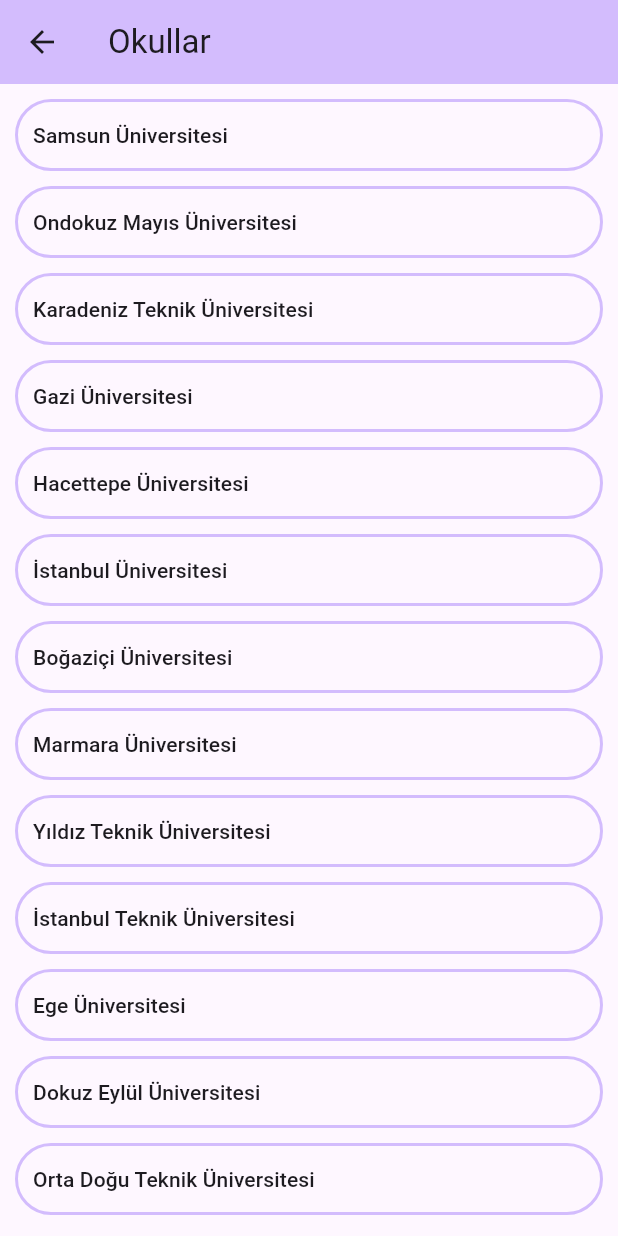
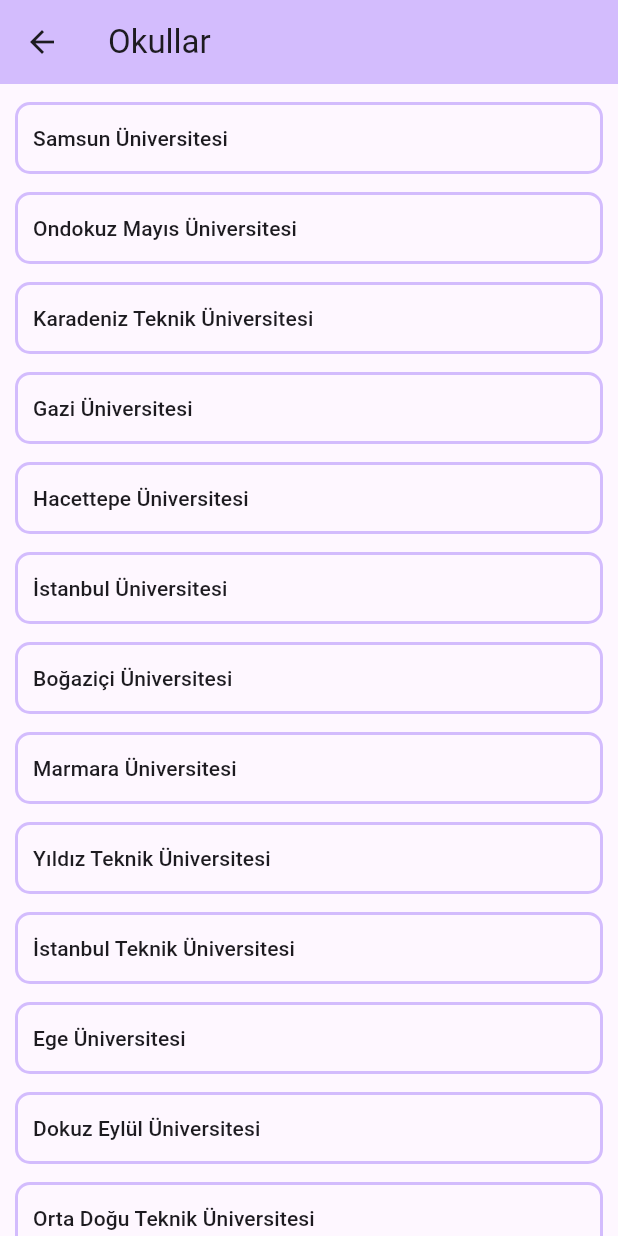
Before and after one commit to tugcekepen/flutter_writing_test, a Flutter app: the HomePage screen opened directly, after a tap on "Okullar", on a phone screen of 412 x 824 dp. Run offline on Flutter 3.47's test engine with Material 3 defaults, Android fonts, the phone set to English and light mode, and no system bars.

```diff
--- a/lib/data/lesson.dart
+++ b/lib/data/lesson.dart
@@ -2,7 +2,7 @@ import 'package:writing_test/model/Lesson.dart';
 
 Lesson yapayZeka = Lesson.withName('Yapay Zeka');
 Lesson veriYapilari = Lesson.withName('Veri Yapıları');
-Lesson algoritma = Lesson.withName('Algoritma');
+Lesson algoritma = Lesson.withName('Algoritmalar');
 Lesson programlama = Lesson.withName('Programlama');
 Lesson veritabani = Lesson.withName('Veritabanı');
 Lesson webProgramlama = Lesson.withName('Web Programlama');
--- a/lib/data/school.dart
+++ b/lib/data/school.dart
@@ -7,7 +7,7 @@ School gaziUni = School.full("Gazi Üniversitesi", "Ankara", 30000);
 School hacettepeUni = School.full("Hacettepe Üniversitesi", "Ankara", 35000);
 School istanbulUni = School.full("İstanbul Üniversitesi", "İstanbul", 50000);
 School bogaziciUni = School.full("Boğaziçi Üniversitesi", "İstanbul", 50500);
-School marmaraUni = School.full("Marmara Üniversitesi", "İstanbul", 40000);
+School marmaraUni = School.full("Marmara Üniversitesi", "İstanbul", 40500);
 School yildizTeknikUni = School.full("Yıldız Teknik Üniversitesi", "İstanbul", 10000);
 School istanbulTeknikUni = School.full("İstanbul Teknik Üniversitesi", "İstanbul", 10000);
 School egeUni = School.full("Ege Üniversitesi", "İzmir", 17000);
--- a/lib/data/student.dart
+++ b/lib/data/student.dart
@@ -3,7 +3,7 @@ import 'package:writing_test/data/school.dart';
 import 'package:writing_test/model/School.dart';
 import 'package:writing_test/model/Student.dart';
 
-Student id_1 = Student.full("Tuğçe", "Kepen", schools[0], "Lisans", 3, School.periods[0],
+Student id_1 = Student.full("Tuğçe", "Başal", schools[0], "Lisans", 3, School.periods[0],
   [lessons[0], lessons[1], lessons[2], lessons[3], lessons[4], lessons[5]]);
 Student id_2 = Student.full("Ali", "Yılmaz", schools[2], "Lisans", 1, School.periods[0],
   [lessons[3], lessons[4], lessons[5], lessons[1]]);
--- a/lib/main.dart
+++ b/lib/main.dart
@@ -11,7 +11,7 @@ class MyApp extends StatelessWidget {
   @override
   Widget build(BuildContext context) {
     return MaterialApp(
-      title: 'Flutter Demo',
+      title: 'Test App',
       debugShowCheckedModeBanner: false,
       theme: ThemeData(
         colorScheme: ColorScheme.fromSeed(seedColor: Colors.deepPurple),
--- a/lib/screens/home.dart
+++ b/lib/screens/home.dart
@@ -6,7 +6,9 @@ class HomePage extends StatefulWidget {
   const HomePage({super.key});
 
   @override
-  State<HomePage> createState() => _HomePageState();
+  State<HomePage> createState() {
+    return _HomePageState();
+  }
 }
 
 class _HomePageState extends State<HomePage> {
@@ -69,7 +71,7 @@ class _HomePageState extends State<HomePage> {
                     ),
                   );
                 },
-                child: const Text("Öğenciler")),
+                child: const Text("Öğrenciler")),
             TextButton(
                 onPressed: () {
                   Navigator.push(
--- a/lib/screens/login.dart
+++ b/lib/screens/login.dart
@@ -1,5 +1,3 @@
-// ignore_for_file: avoid_print
-
 import 'package:flutter/material.dart';
 import 'package:writing_test/data/student.dart';
 import 'home.dart';
@@ -66,9 +64,9 @@ class LoginPage extends StatelessWidget {
                   maxLength: 8,
                   validator: ((value) {
                     if (value == null || value.isEmpty) {
-                      return "Password cannot be left blank.";
+                      return "Password cannot be left blank!";
                     } else if (value != "12345678") {
-                      return "Wrong password";
+                      return "Wrong password!";
                     }
                     return null;
                   }),
--- a/lib/screens/schools_page.dart
+++ b/lib/screens/schools_page.dart
@@ -6,7 +6,9 @@ class SchoolsPage extends StatefulWidget {
   const SchoolsPage({super.key});
 
   @override
-  State<SchoolsPage> createState() => _SchoolsPageState();
+  State<SchoolsPage> createState() {
+    return _SchoolsPageState();
+  }
 }
 
 class _SchoolsPageState extends State<SchoolsPage> {
@@ -28,13 +30,13 @@ class _SchoolsPageState extends State<SchoolsPage> {
           child: Column(
             children: [
               const SizedBox(
-                height: 10,
+                height: 12,
               ),
               for (var school in schools)
                 Column(
                   children: [
                     Padding(
-                      padding: const EdgeInsets.only(left: 10, right: 10),
+                      padding: const EdgeInsets.symmetric(horizontal: 10),
                       child: MenuItemButton(
                         onPressed: () {
                           Navigator.push(
@@ -44,7 +46,9 @@ class _SchoolsPageState extends State<SchoolsPage> {
                                       SchoolDetailPage(school: school)));
                         },
                         style: MenuItemButton.styleFrom(
-                          shape: const StadiumBorder(),
+                          shape: const RoundedRectangleBorder(
+                              borderRadius:
+                                  BorderRadius.all(Radius.circular(10))),
                           side: BorderSide(
                               color:
                                   Theme.of(context).colorScheme.inversePrimary,
@@ -54,7 +58,7 @@ class _SchoolsPageState extends State<SchoolsPage> {
                       ),
                     ),
                     const SizedBox(
-                      height: 10,
+                      height: 12,
                     )
                   ],
                 ),
--- a/lib/screens/students_list_page.dart
+++ b/lib/screens/students_list_page.dart
@@ -5,7 +5,9 @@ class StudentsListPage extends StatefulWidget {
   const StudentsListPage({super.key});
 
   @override
-  State<StudentsListPage> createState() => _StudentsListPageState();
+  State<StudentsListPage> createState() {
+    return _StudentsListPageState();
+  }
 }
 
 class _StudentsListPageState extends State<StudentsListPage> {
@@ -24,7 +26,7 @@ class _StudentsListPageState extends State<StudentsListPage> {
           },
         ),
         backgroundColor: Theme.of(context).colorScheme.inversePrimary,
-        title: const Text("Öğenciler"),
+        title: const Text("Öğrenciler"),
       ),
       body: ListView(
           children: [
```
Also changed, not shown: lib/model/Lesson.dart (+17 -16 lines), lib/model/School.dart (+3 -4 lines), lib/model/Student.dart (+16 -7 lines), lib/screens/school_detail_page.dart (+6 -4 lines), pubspec.lock, 2 other files.
